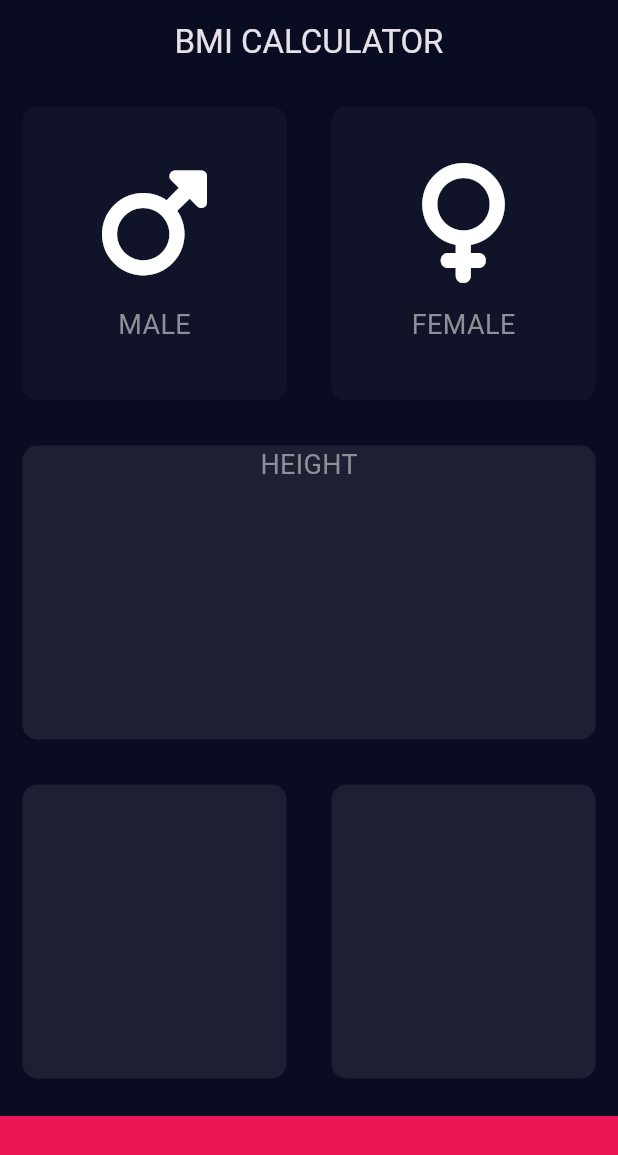
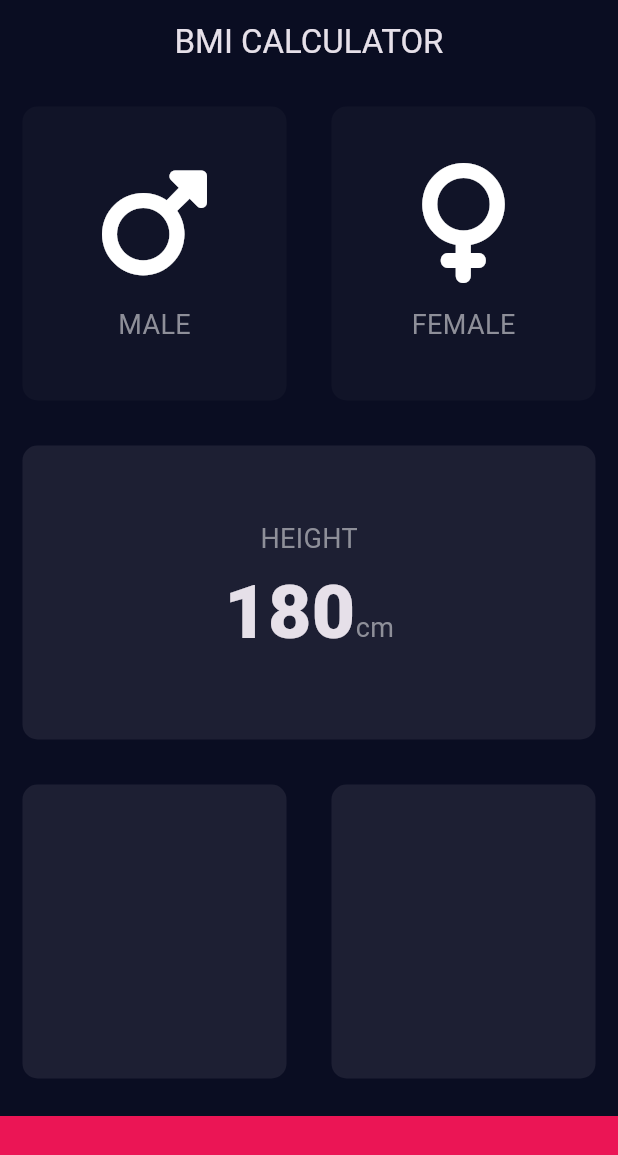
Before and after one commit to gokmentas/bmi-calculator, a Flutter app: the screen it shows after launch, on a phone screen of 412 x 824 dp. Shown: the top 1155 px of the screen. Run offline on Flutter 3.47's test engine with Material 3 defaults, Android fonts, the phone set to English and light mode, and no system bars; our stand-ins replace font_awesome_flutter.

Commit message:
Added height widgets

```diff
--- a/lib/constants.dart
+++ b/lib/constants.dart
@@ -9,3 +9,8 @@ const kLabelTextStyle = TextStyle(
   fontSize: 18.0,
   color: Color(0xFF8E8F99),
 );
+
+const kNumberTextStyle = TextStyle(
+  fontSize: 50.0,
+  fontWeight: FontWeight.w900,
+);
--- a/lib/input_page.dart
+++ b/lib/input_page.dart
@@ -66,12 +66,20 @@ class _InputPageState extends State<InputPage> {
           const Expanded(
             child: ReusableCard(
               colour: kActiveCardColor,
-              cardChild: Align(
-                alignment: Alignment.topCenter,
-                child: Text(
-                  "HEIGHT",
-                  style: kLabelTextStyle,
-                ),
+              cardChild: Column(
+                mainAxisAlignment: MainAxisAlignment.center,
+                children: [
+                  Text("HEIGHT", style: kLabelTextStyle),
+                  Row(
+                    textBaseline: TextBaseline.alphabetic,
+                    mainAxisAlignment: MainAxisAlignment.center,
+                    crossAxisAlignment: CrossAxisAlignment.baseline,
+                    children: [
+                      Text("180", style: kNumberTextStyle),
+                      Text("cm", style: kLabelTextStyle)
+                    ],
+                  )
+                ],
               ),
             ),
           ),
```
